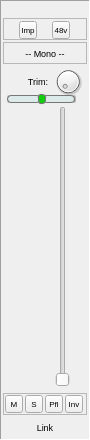
First picture: the form in src/widgets/audiochannelfeaturewidget.ui, repository dehnhardt/iconnconfig, before the edit.
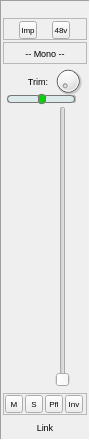
Second picture: the form after the edit. Icons and pictures are not drawn. Custom widgets are drawn as their Qt base class.

Commit message: Fixed size of connection menu button for different QT versions

The edit to the form file:
```diff
--- a/src/widgets/audiochannelfeaturewidget.ui
+++ b/src/widgets/audiochannelfeaturewidget.ui
@@ -439,18 +439,30 @@
           <x>50</x>
           <y>0</y>
           <width>30</width>
-          <height>31</height>
+          <height>30</height>
          </rect>
         </property>
+        <property name="sizePolicy">
+         <sizepolicy hsizetype="Fixed" vsizetype="Fixed">
+          <horstretch>0</horstretch>
+          <verstretch>0</verstretch>
+         </sizepolicy>
+        </property>
         <property name="maximumSize">
          <size>
-          <width>40</width>
-          <height>40</height>
+          <width>30</width>
+          <height>30</height>
          </size>
         </property>
         <property name="value">
          <number>0</number>
         </property>
+        <property name="invertedAppearance">
+         <bool>false</bool>
+        </property>
+        <property name="invertedControls">
+         <bool>false</bool>
+        </property>
         <property name="wrapping">
          <bool>false</bool>
         </property>
```
The commit also changes 2 other files.
